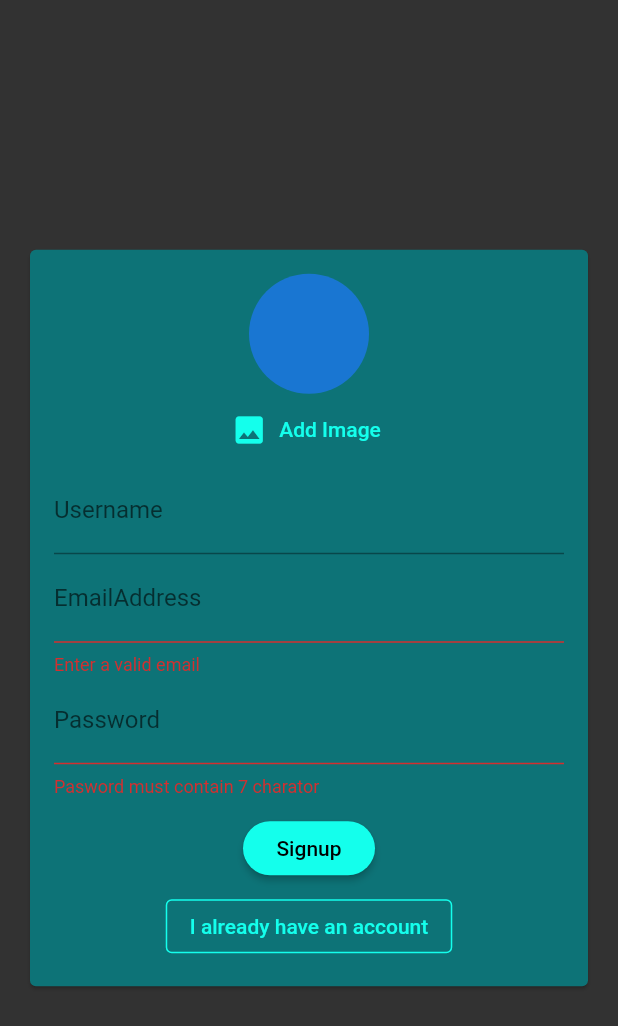
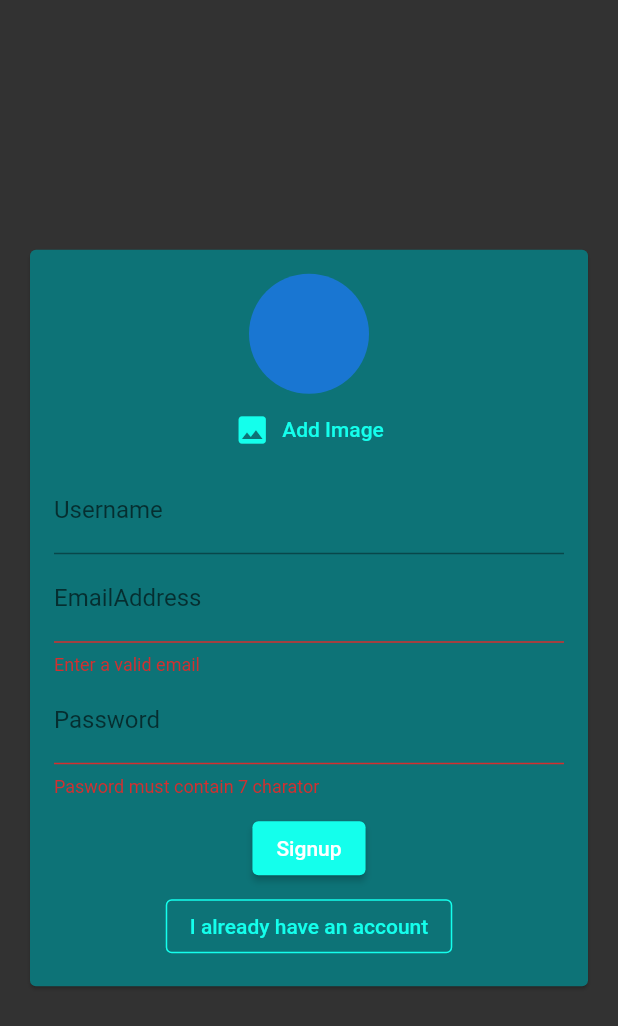
Before and after one commit to AbdulHannan-123/Chat_Application, a Flutter app: the screen it shows after launch, after a tap on "Login", after a tap on "Create New Account", on a phone screen of 412 x 824 dp. Shown: the top 1026 px of the screen. Run offline on Flutter 3.47's test engine with Material 2 defaults, Android fonts, the phone set to English and light mode, and no system bars; our stand-ins replace cloud_firestore, firebase_auth, firebase_core, firebase_messaging, firebase_storage, image_picker; accounts and stored records are empty.

Commit message:
upgraded to newer version

```diff
--- a/lib/widgets/auth/auth_form.dart
+++ b/lib/widgets/auth/auth_form.dart
@@ -32,11 +32,11 @@ class _AuthFormState extends State<AuthForm> {
     final isValid = _formKey.currentState!.validate();
     FocusScope.of(context).unfocus();
     if (_userImageFile == null && !_isLogin) {
-      Scaffold.of(context).showSnackBar(
-        SnackBar(
-          content:const Text('Please pick an image'),
-          backgroundColor: Theme.of(context).colorScheme.primary,
-        ),
+      ScaffoldMessenger.of(context).showSnackBar(
+  SnackBar(
+    content: const Text('Please pick an image'),
+    backgroundColor: Theme.of(context).colorScheme.primary,
+  ),
       );
       return;
     }
@@ -122,7 +122,7 @@ class _AuthFormState extends State<AuthForm> {
                   ),
                   if (widget.isLoading) CircularProgressIndicator(),
                   if (!widget.isLoading)
-                    RaisedButton(
+                    ElevatedButton(
                       onPressed: _trySubmit,
                       child: Text(_isLogin ? 'Login' : 'Signup'),
                     ),
--- a/lib/widgets/pickers/user_image_picker.dart
+++ b/lib/widgets/pickers/user_image_picker.dart
@@ -35,11 +35,11 @@ class _UserImagePickerState extends State<UserImagePicker> {
           backgroundImage:
               _pickedImage != null ? FileImage(_pickedImage!) : null,
         ),
-        FlatButton.icon(
+        TextButton.icon(
           onPressed: _pickImage,
           icon: const Icon(Icons.image),
           label: const Text('Add Image'),
-          textColor: Theme.of(context).colorScheme.primary,
+          // textColor: Theme.of(context).colorScheme.primary,
         ),
       ],
     );
--- a/pubspec.yaml
+++ b/pubspec.yaml
@@ -34,9 +34,9 @@ dependencies:
   # The following adds the Cupertino Icons font to your application.
   # Use with the CupertinoIcons class for iOS style icons.
   cupertino_icons: ^1.0.2
-  cloud_firestore: ^3.5.1
-  firebase_core: ^1.24.0
-  firebase_auth: ^3.11.2
+  cloud_firestore: ^4.8.0
+  firebase_core: ^2.13.1
+  firebase_auth: ^4.6.2
   image_picker: ^0.8.5+3
   firebase_storage:
   firebase_messaging:
```
Also changed, not shown: lib/screens/auth_screen.dart (+6 -6 lines), pubspec.lock, 3 other files.
